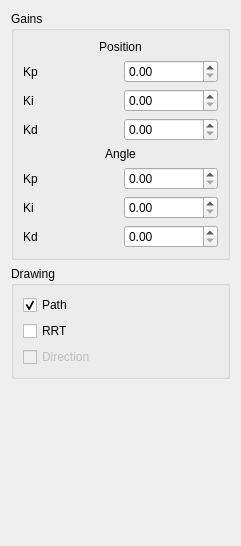
RoboJackets/robocup-software, file soccer/motion/ui/config.ui: the form before one commit.
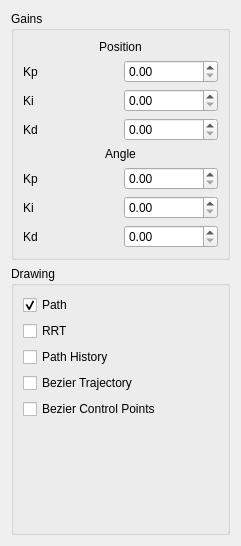
The form after the commit.

Commit message: Made drawing tab for Motion control the path history rendering, as well as passing on the bezier controller information

What changed in the file:
```diff
--- a/soccer/motion/ui/config.ui
+++ b/soccer/motion/ui/config.ui
@@ -103,19 +103,6 @@
      </layout>
     </widget>
    </item>
-   <item row="3" column="0">
-    <spacer name="verticalSpacer">
-     <property name="orientation">
-      <enum>Qt::Vertical</enum>
-     </property>
-     <property name="sizeHint" stdset="0">
-      <size>
-       <width>20</width>
-       <height>40</height>
-      </size>
-     </property>
-    </spacer>
-   </item>
    <item row="1" column="0">
     <widget class="QGroupBox" name="groupBox_2">
      <property name="title">
@@ -140,15 +127,39 @@
        </widget>
       </item>
       <item>
-       <widget class="QCheckBox" name="checkBox_2">
-        <property name="enabled">
-         <bool>false</bool>
+       <widget class="QCheckBox" name="drawHistory">
+        <property name="text">
+         <string>Path History</string>
         </property>
+       </widget>
+      </item>
+      <item>
+       <widget class="QCheckBox" name="drawBezierTraj">
         <property name="text">
-         <string>Direction</string>
+         <string>Bezier Trajectory</string>
         </property>
        </widget>
       </item>
+      <item>
+       <widget class="QCheckBox" name="drawBezierControl">
+        <property name="text">
+         <string>Bezier Control Points</string>
+        </property>
+       </widget>
+      </item>
+      <item>
+       <spacer name="verticalSpacer">
+        <property name="orientation">
+         <enum>Qt::Vertical</enum>
+        </property>
+        <property name="sizeHint" stdset="0">
+         <size>
+          <width>20</width>
+          <height>40</height>
+         </size>
+        </property>
+       </spacer>
+      </item>
      </layout>
     </widget>
    </item>
```
The commit also changes 10 other files.
